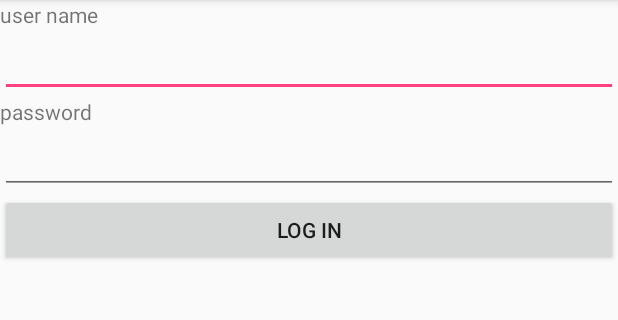
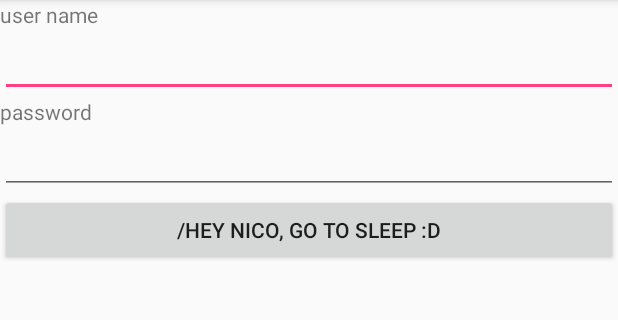
Before and after one commit to villancikos/Whisper, an Android app: the screen it shows after launch (LoginActivity), on a phone screen of 412 x 824 dp, the part 84-404 px from its top. Run offline under Robolectric (Android 15) with nearby library versions, the phone set to English and light mode, and no system bars; our stand-ins replace Firebase (no records; nobody signed in at launch, a user with empty details on screens opened directly).

```diff
--- a/whisperMariya/app/src/main/res/layout/login.xml
+++ b/whisperMariya/app/src/main/res/layout/login.xml
@@ -30,7 +30,7 @@
         android:id="@+id/txt_password" />
 
     <Button
-        android:text="Log in"
+        android:text="/Hey Nico, Go to sleep :D"
         android:layout_width="match_parent"
         android:layout_height="wrap_content"
         android:id="@+id/btnSignIn" />
```
